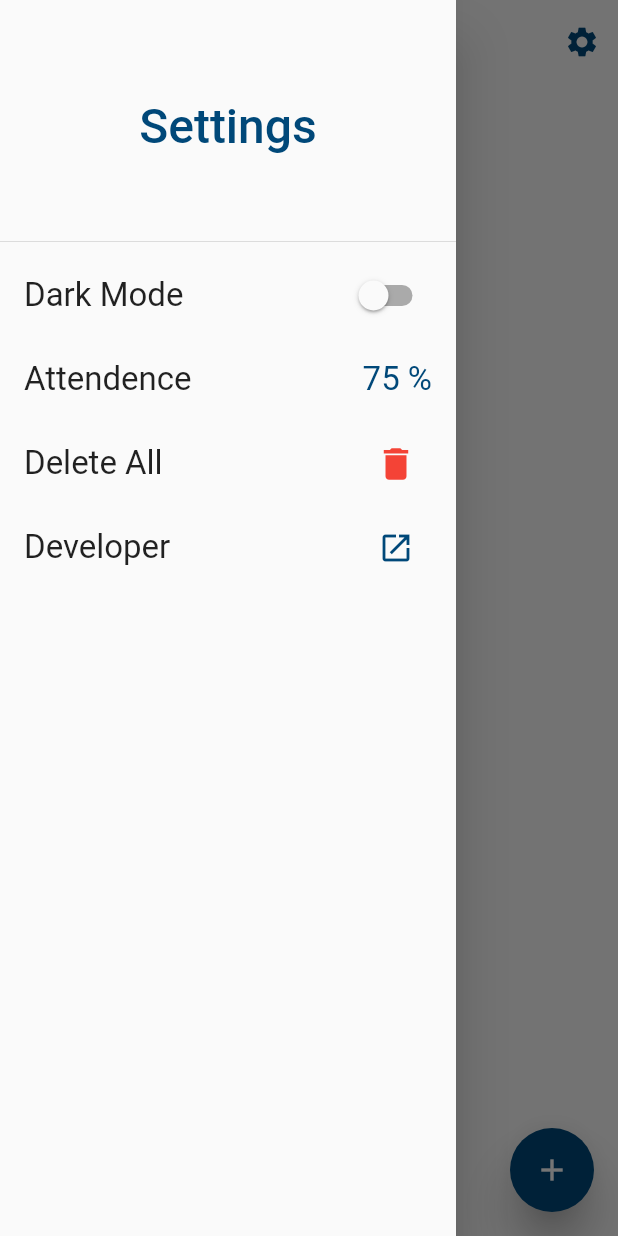
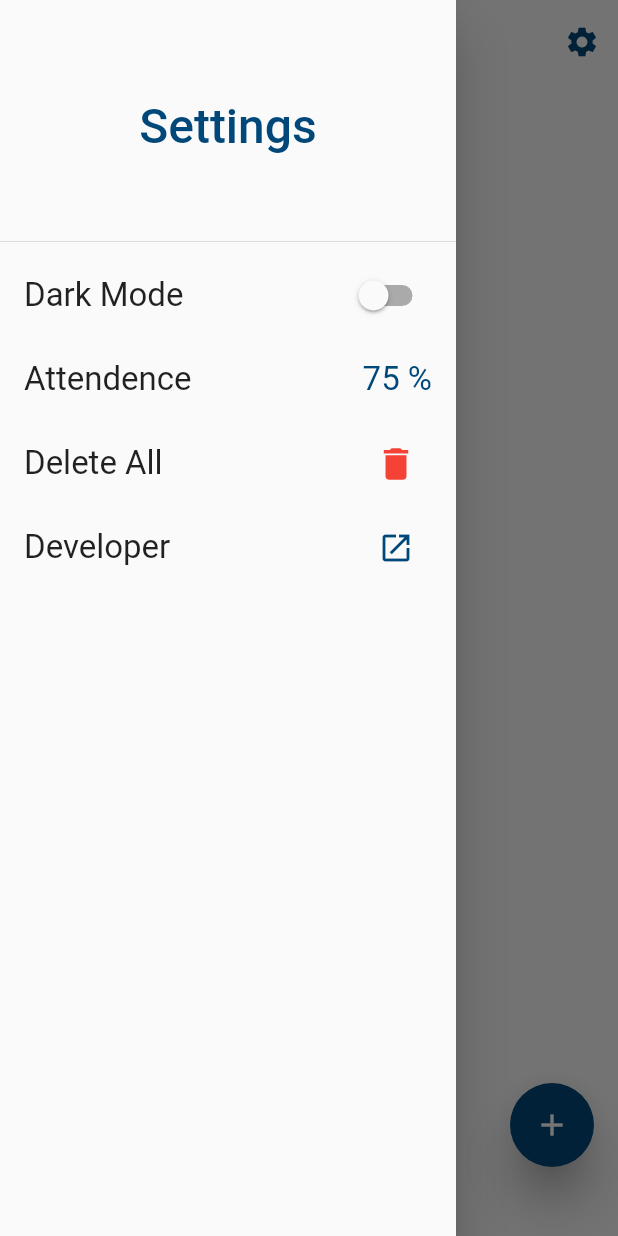
Before and after one commit to vishvaRam/Bunker, a Flutter app: the Periodic screen opened directly, with the side drawer open, on a phone screen of 412 x 824 dp. Run offline on Flutter 3.47's test engine with Material 2 defaults, Android fonts, the phone set to English and light mode, and no system bars; our stand-ins replace flutter_slidable, shared_preferences, sqflite; accounts and stored records are empty.

```diff
--- a/lib/Pages/PeriodicAttendence.dart
+++ b/lib/Pages/PeriodicAttendence.dart
@@ -1,4 +1,4 @@
-import 'package:bunker/Provider/ListBloc.dart';
+import '../Provider/ListBloc.dart';
 import 'package:flutter/cupertino.dart';
 import 'package:flutter/material.dart';
 import '../Widgets/Drawer.dart';
@@ -112,7 +112,7 @@ class _PeriodicState extends State<Periodic> {
                   setMinAttendence: setMinAttendence),
             ),
             floatingActionButton: Padding(
-              padding: const EdgeInsets.only(bottom: 0.0),
+              padding: const EdgeInsets.only(bottom: 30.0),
               child: FloatingActionButton(
                 elevation: 12.0,
                 backgroundColor: widget.isDark ? floatingBTn : trueText,
--- a/pubspec.yaml
+++ b/pubspec.yaml
@@ -1,4 +1,4 @@
-name: bunker
+name: Bunker
 description: A new Flutter application.
 
 version: 1.0.0+1
```
Also changed, not shown: pubspec.lock, 2 other files.
